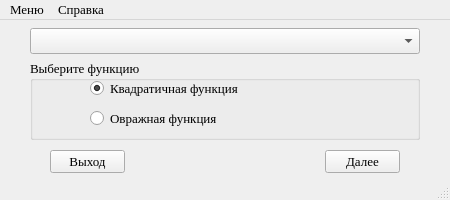
Above: branches/optimizationmethods/ui/mainwindow.ui from Eliminationzx/optimizationmethods before the change. Below: the same form after it.
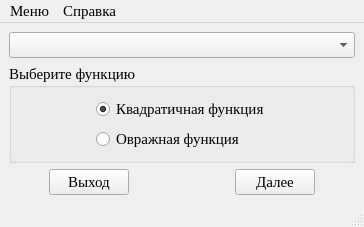
That is the form after the change. Icons and pictures are not drawn.

Commit message: optimizationmethods: 1) сделал формы динамическими.

The edit to the form file:
```diff
--- a/branches/optimizationmethods/ui/mainwindow.ui
+++ b/branches/optimizationmethods/ui/mainwindow.ui
@@ -6,32 +6,14 @@
    <rect>
     <x>0</x>
     <y>0</y>
-    <width>450</width>
-    <height>200</height>
+    <width>364</width>
+    <height>225</height>
    </rect>
   </property>
-  <property name="sizePolicy">
-   <sizepolicy hsizetype="Fixed" vsizetype="Fixed">
-    <horstretch>0</horstretch>
-    <verstretch>0</verstretch>
-   </sizepolicy>
-  </property>
-  <property name="minimumSize">
-   <size>
-    <width>450</width>
-    <height>200</height>
-   </size>
-  </property>
-  <property name="maximumSize">
-   <size>
-    <width>450</width>
-    <height>200</height>
-   </size>
-  </property>
   <property name="font">
    <font>
     <family>Times New Roman</family>
-    <pointsize>10</pointsize>
+    <pointsize>11</pointsize>
    </font>
   </property>
   <property name="windowTitle">
@@ -60,53 +42,96 @@
      <height>16777215</height>
     </size>
    </property>
+   <layout class="QGridLayout" name="gridLayout_3">
+    <item row="0" column="0">
+     <layout class="QGridLayout" name="gridLayout_2">
+      <item row="0" column="0">
+       <widget class="QComboBox" name="choiceMethods"/>
+      </item>
+      <item row="2" column="0">
+       <layout class="QHBoxLayout" name="horizontalLayout" stretch="0,0,1,0,0">
+        <item>
+         <spacer name="horizontalSpacer">
+          <property name="orientation">
+           <enum>Qt::Horizontal</enum>
+          </property>
+          <property name="sizeHint" stdset="0">
+           <size>
+            <width>40</width>
+            <height>20</height>
+           </size>
+          </property>
+         </spacer>
+        </item>
+        <item>
    <widget class="QPushButton" name="exit_button">
-    <property name="geometry">
-     <rect>
-      <x>50</x>
-      <y>130</y>
-      <width>75</width>
-      <height>23</height>
-     </rect>
-    </property>
     <property name="text">
      <string>Выход</string>
     </property>
    </widget>
+        </item>
+        <item>
+         <spacer name="horizontalSpacer_2">
+          <property name="orientation">
+           <enum>Qt::Horizontal</enum>
+          </property>
+          <property name="sizeHint" stdset="0">
+           <size>
+            <width>40</width>
+            <height>20</height>
+           </size>
+          </property>
+         </spacer>
+        </item>
+        <item>
    <widget class="QPushButton" name="next_button">
-    <property name="geometry">
-     <rect>
-      <x>325</x>
-      <y>130</y>
-      <width>75</width>
-      <height>23</height>
-     </rect>
-    </property>
     <property name="text">
      <string>Далее</string>
     </property>
    </widget>
+        </item>
+        <item>
+         <spacer name="horizontalSpacer_3">
+          <property name="orientation">
+           <enum>Qt::Horizontal</enum>
+          </property>
+          <property name="sizeHint" stdset="0">
+           <size>
+            <width>40</width>
+            <height>20</height>
+           </size>
+          </property>
+         </spacer>
+        </item>
+       </layout>
+      </item>
+      <item row="1" column="0">
    <widget class="QGroupBox" name="functions">
-    <property name="geometry">
-     <rect>
-      <x>30</x>
-      <y>40</y>
-      <width>390</width>
-      <height>80</height>
-     </rect>
-    </property>
     <property name="title">
      <string>Выберите функцию</string>
     </property>
+        <layout class="QGridLayout" name="gridLayout">
+         <item row="0" column="0">
+          <layout class="QVBoxLayout" name="verticalLayout_2">
+           <item>
+            <layout class="QHBoxLayout" name="horizontalLayout_2">
+             <item>
+              <spacer name="horizontalSpacer_4">
+               <property name="orientation">
+                <enum>Qt::Horizontal</enum>
+               </property>
+               <property name="sizeHint" stdset="0">
+                <size>
+                 <width>40</width>
+                 <height>20</height>
+                </size>
+               </property>
+              </spacer>
+             </item>
+             <item>
+              <layout class="QVBoxLayout" name="verticalLayout">
+               <item>
     <widget class="QRadioButton" name="quadFunction">
-     <property name="geometry">
-      <rect>
-       <x>60</x>
-       <y>20</y>
-       <width>270</width>
-       <height>17</height>
-      </rect>
-     </property>
      <property name="text">
       <string>Квадратичная функция</string>
      </property>
@@ -114,38 +139,60 @@
       <bool>true</bool>
      </property>
     </widget>
+               </item>
+               <item>
     <widget class="QRadioButton" name="ravinFunction">
-     <property name="geometry">
-      <rect>
-       <x>60</x>
-       <y>50</y>
-       <width>270</width>
-       <height>17</height>
-      </rect>
-     </property>
      <property name="text">
       <string>Овражная функция</string>
      </property>
     </widget>
-   </widget>
-   <widget class="QComboBox" name="choiceMethods">
-    <property name="geometry">
-     <rect>
-      <x>30</x>
-      <y>8</y>
-      <width>390</width>
-      <height>26</height>
-     </rect>
-    </property>
-   </widget>
+               </item>
+              </layout>
+             </item>
+             <item>
+              <spacer name="horizontalSpacer_5">
+               <property name="orientation">
+                <enum>Qt::Horizontal</enum>
+               </property>
+               <property name="sizeHint" stdset="0">
+                <size>
+                 <width>40</width>
+                 <height>20</height>
+                </size>
+               </property>
+              </spacer>
+             </item>
+            </layout>
+           </item>
+           <item>
+            <spacer name="verticalSpacer">
+             <property name="orientation">
+              <enum>Qt::Vertical</enum>
+             </property>
+             <property name="sizeHint" stdset="0">
+              <size>
+               <width>20</width>
+               <height>40</height>
+              </size>
+             </property>
+            </spacer>
+           </item>
+          </layout>
+         </item>
+        </layout>
+       </widget>
+      </item>
+     </layout>
+    </item>
+   </layout>
   </widget>
   <widget class="QMenuBar" name="menubar">
    <property name="geometry">
     <rect>
      <x>0</x>
      <y>0</y>
-     <width>450</width>
-     <height>23</height>
+     <width>364</width>
+     <height>24</height>
     </rect>
    </property>
    <widget class="QMenu" name="menu">
```
Lines whose indentation alone changed are shown as unchanged. The commit also changes 1 other file.
